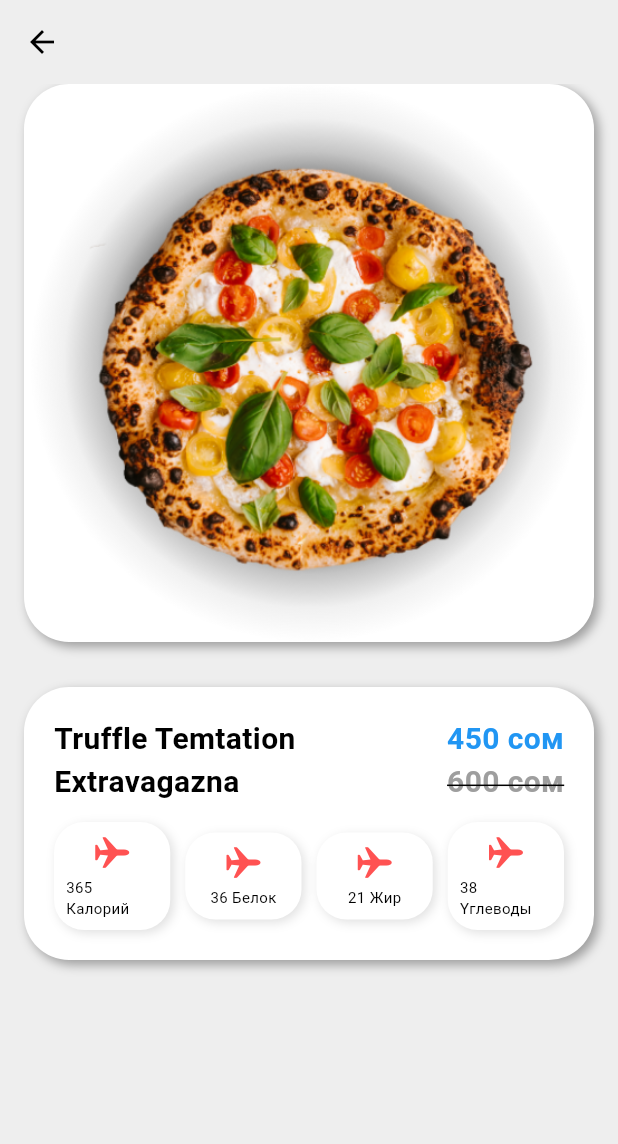
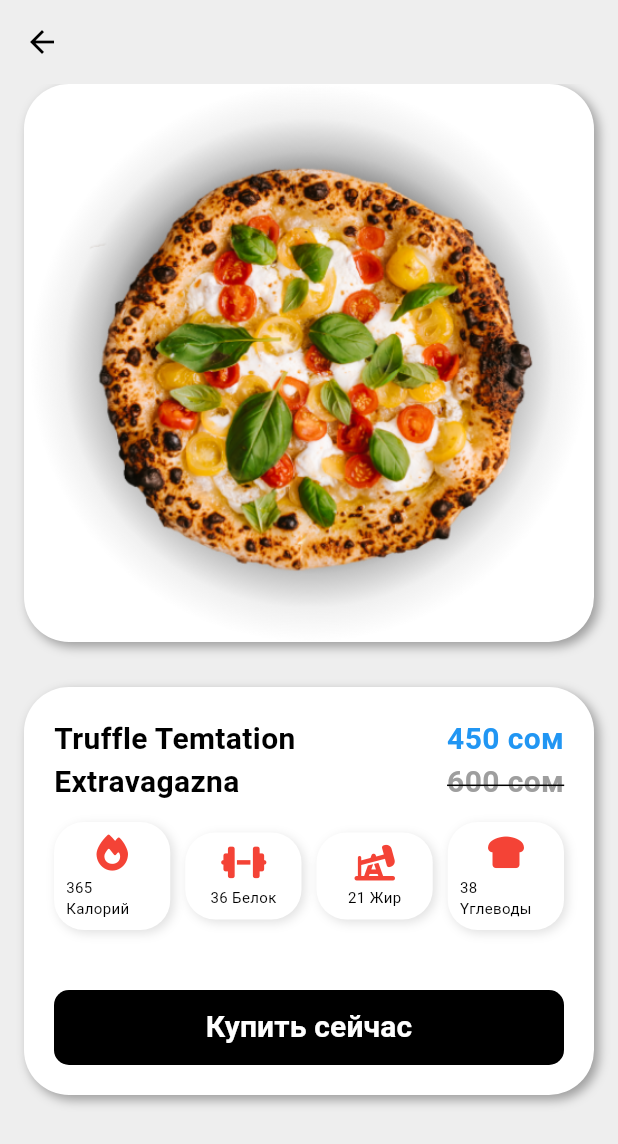
Before and after one commit to Arzymat01/pizza_delivery, a Flutter app: the DetetailsScreen screen opened directly, on a phone screen of 412 x 824 dp. Shown: the top 1144 px of the screen. Run offline on Flutter 3.47's test engine with Material 3 defaults, Android fonts, the phone set to English and light mode, and no system bars; our stand-ins replace bloc, cloud_firestore, equatable, firebase_auth, firebase_core, flutter_bloc and 2 more; accounts and stored records are empty.

Commit message:
Plus Detail

```diff
--- a/lib/components/macro.dart
+++ b/lib/components/macro.dart
@@ -1,12 +1,15 @@
 import 'package:flutter/cupertino.dart';
 import 'package:flutter/material.dart';
+import 'package:font_awesome_flutter/font_awesome_flutter.dart';
 
 class MyMacroWidjet extends StatelessWidget {
   final String title;
   final int value;
+  final IconData icon;
   const MyMacroWidjet({
     required this.title,
     required this.value,
+    required this.icon,
     super.key,
   });
 
@@ -29,13 +32,13 @@ class MyMacroWidjet extends StatelessWidget {
           padding: const EdgeInsets.all(8.0),
           child: Column(
             children: [
-              const Icon(
-                CupertinoIcons.airplane,
-                color: Colors.redAccent,
+              FaIcon(
+                icon,
+                color: Colors.red,
               ),
-              SizedBox(height: 4),
+              const SizedBox(height: 4),
               Text(
-                '$value $title',
+                title == "Калорий" ? '$value $title' : '$value $title',
                 style: TextStyle(fontSize: 10),
               ),
             ],
--- a/lib/screens/home/views/detetails_screen.dart
+++ b/lib/screens/home/views/detetails_screen.dart
@@ -1,6 +1,7 @@
 import 'package:flutter/cupertino.dart';
 import 'package:flutter/material.dart';
 import 'package:flutter/widgets.dart';
+import 'package:font_awesome_flutter/font_awesome_flutter.dart';
 import 'package:pizza_app/components/macro.dart';
 
 class DetetailsScreen extends StatelessWidget {
@@ -100,23 +101,51 @@ class DetetailsScreen extends StatelessWidget {
                         MyMacroWidjet(
                           title: 'Калорий',
                           value: 365,
+                          icon: FontAwesomeIcons.fire,
                         ),
                         SizedBox(width: 10),
                         MyMacroWidjet(
                           title: 'Белок',
                           value: 36,
+                          icon: FontAwesomeIcons.dumbbell,
                         ),
                         SizedBox(width: 10),
                         MyMacroWidjet(
                           title: 'Жир',
                           value: 21,
+                          icon: FontAwesomeIcons.oilWell,
                         ),
                         SizedBox(width: 10),
                         MyMacroWidjet(
                           title: 'Yглеводы',
                           value: 38,
+                          icon: FontAwesomeIcons.breadSlice,
                         ),
                       ],
+                    ),
+                    const SizedBox(height: 40),
+                    SizedBox(
+                      width: MediaQuery.of(context).size.width,
+                      height: 50,
+                      child: TextButton(
+                        onPressed: () {},
+                        style: TextButton.styleFrom(
+                          elevation: 3.0,
+                          backgroundColor: Colors.black,
+                          foregroundColor: Colors.white,
+                          shape: RoundedRectangleBorder(
+                            borderRadius: BorderRadius.circular(10),
+                          ),
+                        ),
+                        child: const Text(
+                          'Купить сейчас',
+                          style: TextStyle(
+                            color: Colors.white,
+                            fontSize: 20,
+                            fontWeight: FontWeight.w600,
+                          ),
+                        ),
+                      ),
                     ),
                   ],
                 ),
```
Also changed, not shown: lib/screens/auth/views/sign_in_screen.dart (+4 -3 lines), assets/6.png (deleted), packages/pizza_repository/lib/pizza_repository.dart (added), packages/pizza_repository/lib/src/firebase_pizza_repo.dart (added), packages/pizza_repository/lib/src/pizza_repo.dart (added), 10 other files.
